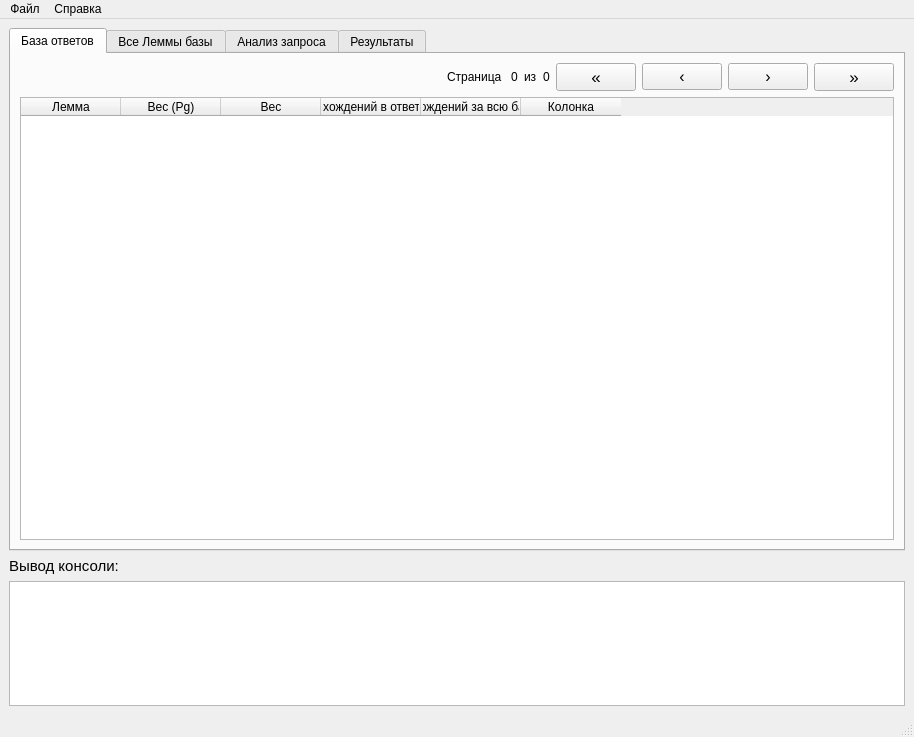
Before: the Qt Designer form src/info_service/info_service.ui in PaiNt-git/study.mag_diploma, drawn with Qt 5.
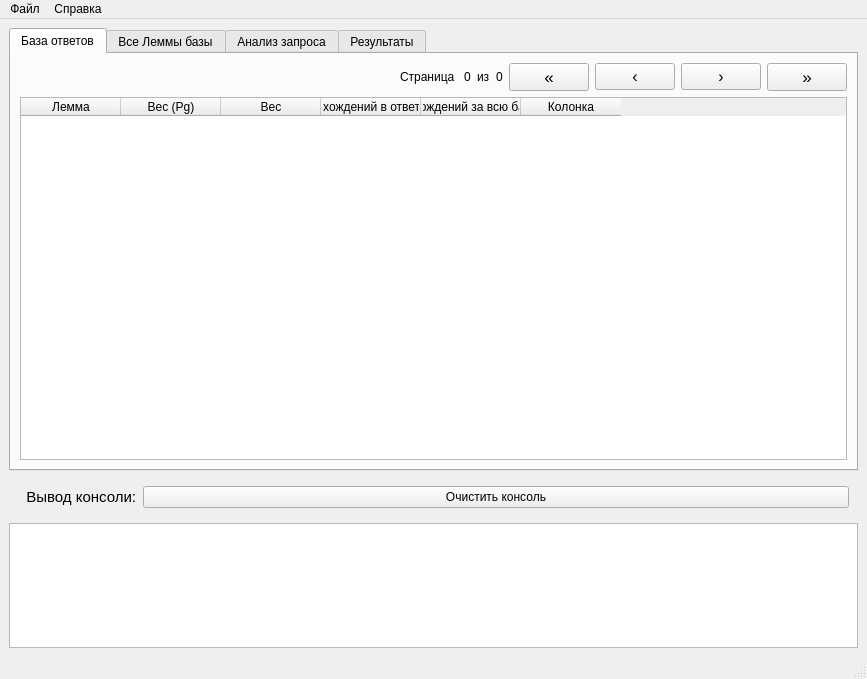
After: the same form once the commit is applied. The open tabs and pages were chosen to show the change. Icons and pictures are not drawn.

The edit to the form file:
```diff
--- a/src/info_service/info_service.ui
+++ b/src/info_service/info_service.ui
@@ -7,8 +7,8 @@
    <rect>
     <x>0</x>
     <y>0</y>
-    <width>914</width>
-    <height>737</height>
+    <width>867</width>
+    <height>679</height>
    </rect>
   </property>
   <property name="sizePolicy">
@@ -650,15 +650,34 @@
        </widget>
       </item>
       <item>
+       <widget class="QWidget" name="widget" native="true">
+        <layout class="QHBoxLayout" name="horizontalLayout_2">
+         <item>
        <widget class="QLabel" name="label">
+           <property name="sizePolicy">
+            <sizepolicy hsizetype="Fixed" vsizetype="Preferred">
+             <horstretch>0</horstretch>
+             <verstretch>0</verstretch>
+            </sizepolicy>
+           </property>
         <property name="font">
          <font>
           <pointsize>11</pointsize>
          </font>
         </property>
         <property name="text">
-         <string>Вывод консоли:</string>
-        </property>
+            <string>  Вывод консоли:</string>
+           </property>
+          </widget>
+         </item>
+         <item>
+          <widget class="QPushButton" name="ClearConsole">
+           <property name="text">
+            <string>Очистить консоль</string>
+           </property>
+          </widget>
+         </item>
+        </layout>
        </widget>
       </item>
       <item>
@@ -694,7 +713,7 @@
     <rect>
      <x>0</x>
      <y>0</y>
-     <width>914</width>
+     <width>867</width>
      <height>21</height>
     </rect>
    </property>
```
Left out of the diff: 2 changed lines with no effect on the pictures. Lines whose indentation alone changed are shown as unchanged.
